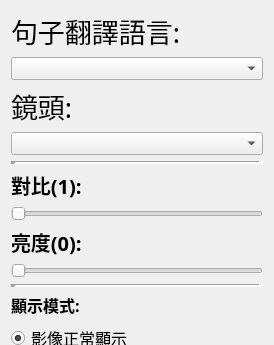
Old version of the form project_codes/GUI/settingPage.ui in the repository AhJayzZ/Smart-Learning-System; both pictures show x 0 to 274 and y 0 to 345 of the 274 by 510 pixel window.
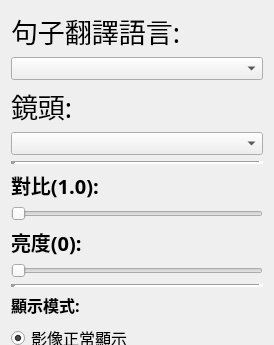
New version of the form.

What changed in the file:
```diff
--- a/project_codes/GUI/settingPage.ui
+++ b/project_codes/GUI/settingPage.ui
@@ -109,7 +109,7 @@
         </font>
        </property>
        <property name="text">
-        <string>對比(1):</string>
+        <string>對比(1.0):</string>
        </property>
       </widget>
      </item>
```
